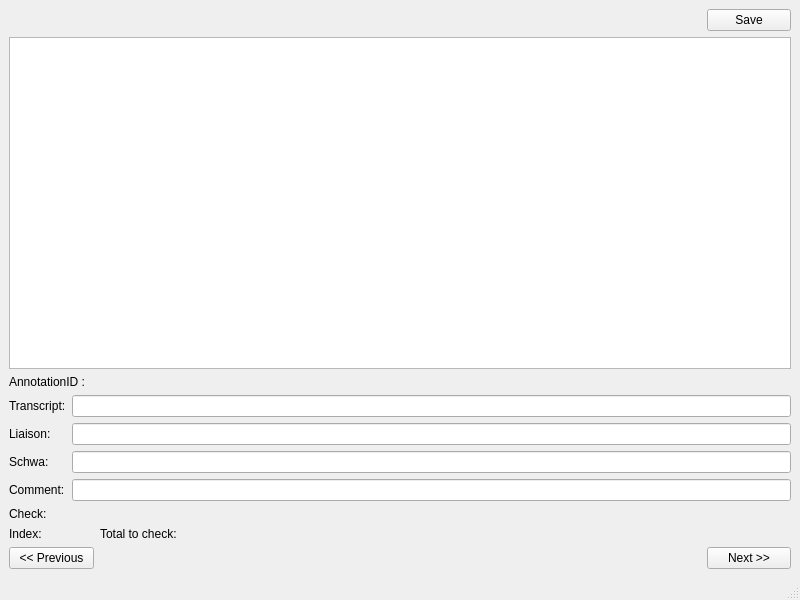
Old version of the form app/annotation/editors/PFCTranscriptionEditor.ui in the repository praaline/Praaline.
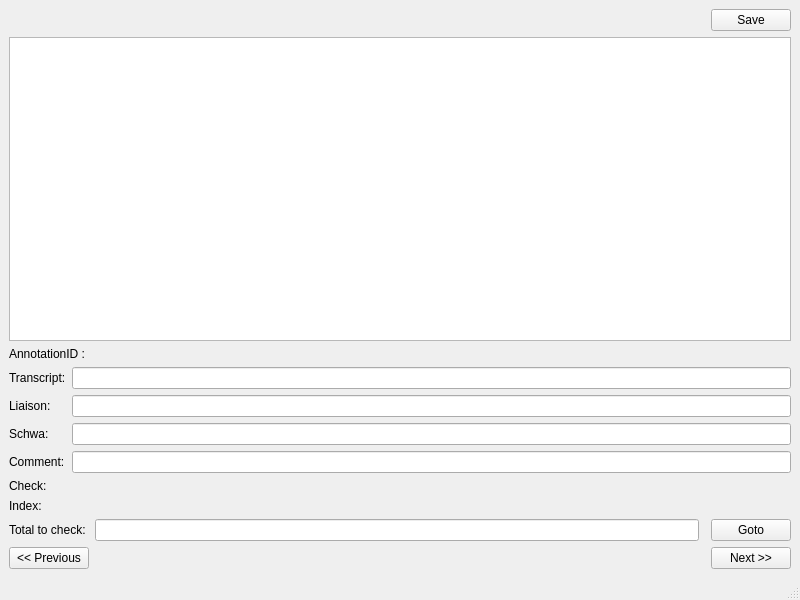
New version of the form.

```diff
--- a/app/annotation/editors/PFCTranscriptionEditor.ui
+++ b/app/annotation/editors/PFCTranscriptionEditor.ui
@@ -15,46 +15,6 @@
   </property>
   <widget class="QWidget" name="centralwidget">
    <layout class="QGridLayout" name="gridLayout_2">
-    <item row="7" column="2">
-     <widget class="QLabel" name="labelTotalToCheck">
-      <property name="text">
-       <string>Total to check:</string>
-      </property>
-     </widget>
-    </item>
-    <item row="8" column="2" colspan="2">
-     <spacer name="horizontalSpacer">
-      <property name="orientation">
-       <enum>Qt::Horizontal</enum>
-      </property>
-      <property name="sizeHint" stdset="0">
-       <size>
-        <width>601</width>
-        <height>20</height>
-       </size>
-      </property>
-     </spacer>
-    </item>
-    <item row="3" column="1" colspan="4">
-     <widget class="QTableView" name="tableView"/>
-    </item>
-    <item row="7" column="1">
-     <widget class="QLabel" name="labelIndex">
-      <property name="text">
-       <string>Index:</string>
-      </property>
-     </widget>
-    </item>
-    <item row="2" column="4">
-     <widget class="QPushButton" name="commandSave">
-      <property name="text">
-       <string>Save</string>
-      </property>
-      <property name="shortcut">
-       <string>Ctrl+S</string>
-      </property>
-     </widget>
-    </item>
     <item row="5" column="1" colspan="4">
      <layout class="QGridLayout" name="gridLayout">
       <item row="4" column="0">
@@ -100,25 +60,25 @@
      </layout>
     </item>
     <item row="8" column="4">
-     <widget class="QPushButton" name="commandNext">
+     <widget class="QPushButton" name="commandGoto">
       <property name="text">
-       <string>Next &gt;&gt;</string>
+       <string>Goto</string>
       </property>
-      <property name="shortcut">
-       <string>PgDown</string>
-      </property>
      </widget>
     </item>
-    <item row="8" column="1">
-     <widget class="QPushButton" name="commandPrevious">
+    <item row="2" column="4">
+     <widget class="QPushButton" name="commandSave">
       <property name="text">
-       <string>&lt;&lt; Previous</string>
+       <string>Save</string>
       </property>
       <property name="shortcut">
-       <string>PgUp</string>
+       <string>Ctrl+S</string>
       </property>
      </widget>
     </item>
+    <item row="3" column="1" colspan="4">
+     <widget class="QTableView" name="tableView"/>
+    </item>
     <item row="6" column="1" colspan="4">
      <widget class="QLabel" name="labelCheck">
       <property name="text">
@@ -133,6 +93,56 @@
       </property>
      </widget>
     </item>
+    <item row="10" column="4">
+     <widget class="QPushButton" name="commandNext">
+      <property name="text">
+       <string>Next &gt;&gt;</string>
+      </property>
+      <property name="shortcut">
+       <string>PgDown</string>
+      </property>
+     </widget>
+    </item>
+    <item row="10" column="2" colspan="2">
+     <spacer name="horizontalSpacer">
+      <property name="orientation">
+       <enum>Qt::Horizontal</enum>
+      </property>
+      <property name="sizeHint" stdset="0">
+       <size>
+        <width>601</width>
+        <height>20</height>
+       </size>
+      </property>
+     </spacer>
+    </item>
+    <item row="10" column="1">
+     <widget class="QPushButton" name="commandPrevious">
+      <property name="text">
+       <string>&lt;&lt; Previous</string>
+      </property>
+      <property name="shortcut">
+       <string>PgUp</string>
+      </property>
+     </widget>
+    </item>
+    <item row="7" column="1" colspan="4">
+     <widget class="QLabel" name="labelIndex">
+      <property name="text">
+       <string>Index:</string>
+      </property>
+     </widget>
+    </item>
+    <item row="8" column="1">
+     <widget class="QLabel" name="labelTotalToCheck">
+      <property name="text">
+       <string>Total to check:</string>
+      </property>
+     </widget>
+    </item>
+    <item row="8" column="2">
+     <widget class="QLineEdit" name="editGoto"/>
+    </item>
    </layout>
   </widget>
   <widget class="QStatusBar" name="statusbar"/>
```
